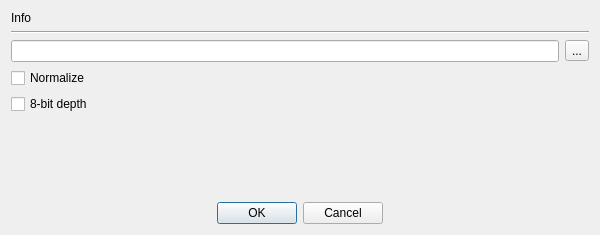
Before: the Qt Designer form src/gui/dialogs/view_image.ui in cppd/math, drawn with Qt 5.
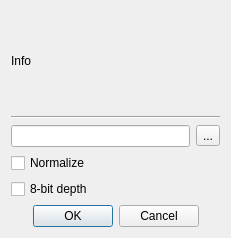
After: the same form once the commit is applied.

Commit message: view image dialog

Patch:
```diff
--- a/src/gui/dialogs/view_image.ui
+++ b/src/gui/dialogs/view_image.ui
@@ -6,16 +6,10 @@
    <rect>
     <x>0</x>
     <y>0</y>
-    <width>600</width>
-    <height>235</height>
+    <width>231</width>
+    <height>238</height>
    </rect>
   </property>
-  <property name="minimumSize">
-   <size>
-    <width>600</width>
-    <height>0</height>
-   </size>
-  </property>
   <property name="windowTitle">
    <string>Dialog</string>
   </property>
@@ -62,19 +56,6 @@
      </property>
     </widget>
    </item>
-   <item>
-    <spacer name="verticalSpacer">
-     <property name="orientation">
-      <enum>Qt::Vertical</enum>
-     </property>
-     <property name="sizeHint" stdset="0">
-      <size>
-       <width>20</width>
-       <height>40</height>
-      </size>
-     </property>
-    </spacer>
-   </item>
    <item>
     <widget class="QDialogButtonBox" name="buttonBox">
      <property name="orientation">
```
The commit also changes 1 other file.
